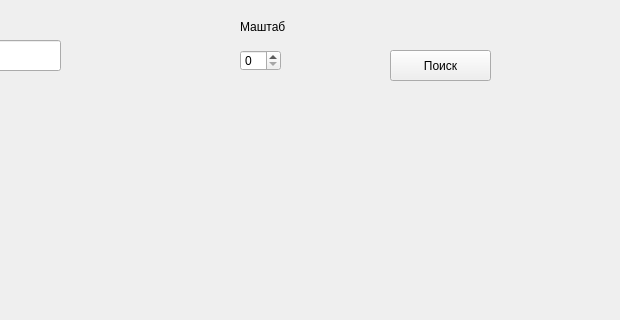
Old version of the form main.ui in the repository Rogozhin-Dmitry/yandex_api_big_project; both pictures show x 180 to 800 and y 0 to 320 of the 800 by 600 pixel window.
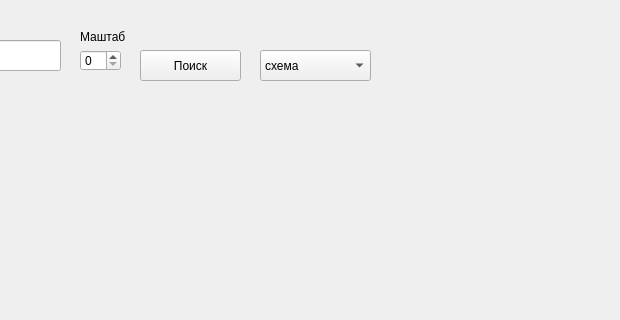
New version of the form.

Commit message: добавлена смена виды карты

What changed in the file:
```diff
--- a/main.ui
+++ b/main.ui
@@ -40,8 +40,8 @@
    <widget class="QLabel" name="label_2">
     <property name="geometry">
      <rect>
-      <x>420</x>
-      <y>20</y>
+      <x>260</x>
+      <y>30</y>
       <width>47</width>
       <height>13</height>
      </rect>
@@ -53,7 +53,7 @@
    <widget class="QSpinBox" name="spinBox">
     <property name="geometry">
      <rect>
-      <x>420</x>
+      <x>260</x>
       <y>50</y>
       <width>41</width>
       <height>21</height>
@@ -67,9 +67,9 @@
     <property name="geometry">
      <rect>
       <x>80</x>
-      <y>130</y>
-      <width>631</width>
-      <height>331</height>
+      <y>150</y>
+      <width>611</width>
+      <height>311</height>
      </rect>
     </property>
     <property name="text">
@@ -79,7 +79,7 @@
    <widget class="QPushButton" name="pushButton">
     <property name="geometry">
      <rect>
-      <x>570</x>
+      <x>320</x>
       <y>50</y>
       <width>101</width>
       <height>31</height>
@@ -102,6 +102,31 @@
      <string/>
     </property>
    </widget>
+   <widget class="QComboBox" name="comboBox">
+    <property name="geometry">
+     <rect>
+      <x>440</x>
+      <y>50</y>
+      <width>111</width>
+      <height>31</height>
+     </rect>
+    </property>
+    <item>
+     <property name="text">
+      <string>схема</string>
+     </property>
+    </item>
+    <item>
+     <property name="text">
+      <string>спутник</string>
+     </property>
+    </item>
+    <item>
+     <property name="text">
+      <string>гибрид</string>
+     </property>
+    </item>
+   </widget>
   </widget>
   <widget class="QMenuBar" name="menubar">
    <property name="geometry">
```
The commit also changes 1 other file.
